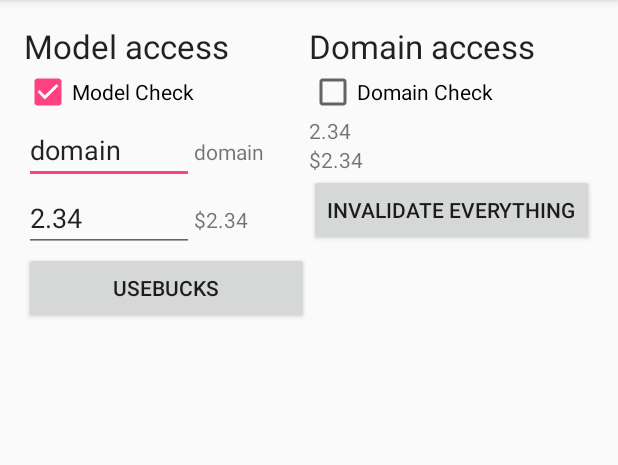
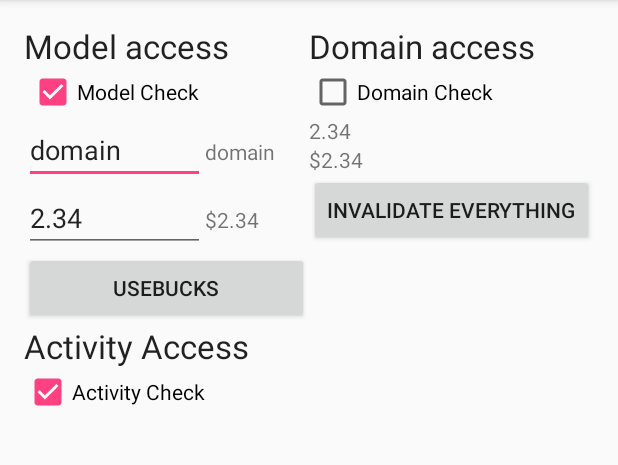
Before and after one commit to dsjstc/zeg__AndroidViewModel2wayBindEg, an Android app: the screen it shows after launch (MainActivity), on a phone screen of 412 x 824 dp, the part 84-549 px from its top. Run offline under Robolectric (Android 15) with nearby library versions, the phone set to English and light mode, and no system bars; our stand-ins replace data binding; 6 statements that could not run were skipped.

```diff
--- a/app/src/main/java/ca/thundersun/myapplication/MainActivity.java
+++ b/app/src/main/java/ca/thundersun/myapplication/MainActivity.java
@@ -1,6 +1,7 @@
 package ca.thundersun.myapplication;
 
 import android.databinding.DataBindingUtil;
+import android.databinding.ObservableBoolean;
 import android.os.Bundle;
 import android.support.v7.app.AppCompatActivity;
 import android.view.View;
@@ -13,10 +14,14 @@ public class MainActivity extends AppCompatActivity {
     MyHandlers handlers;
     PojoDomainModel domain;
 
+    // Observables for the UI
+    public final ObservableBoolean actCheck = new ObservableBoolean(true);
+
     public MainActivity() {
         domain = new PojoDomainModel();
         myViewModel = new MyViewModel(domain);
         myViewModel.setBucks(2.34f);
+        handlers = new MyHandlers(myViewModel, domain);
     }
 
     @Override
@@ -26,6 +31,7 @@ public class MainActivity extends AppCompatActivity {
         binding.setModel(myViewModel);
         binding.setDomain(domain);
         binding.setHandlers(handlers);
+        binding.setActivity(this);
 
         myViewModel.buckWatcher = new ValidNumberWatcher(binding.editTextBucks, myViewModel, ca.thundersun.myapplication.BR.bucks);
     }
--- a/app/src/main/java/ca/thundersun/myapplication/MyHandlers.java
+++ b/app/src/main/java/ca/thundersun/myapplication/MyHandlers.java
@@ -1,19 +1,23 @@
 package ca.thundersun.myapplication;
 
 import android.view.View;
-import android.widget.EditText;
 
 public class MyHandlers {
     MyViewModel myViewModel;
-    public MyHandlers(MyViewModel m) {
+    PojoDomainModel domain;
+    public MyHandlers(MyViewModel m, PojoDomainModel d) {
         myViewModel = m;
+        domain = d;
     }
 
-    public void bucksFocusChange(View v, boolean hasFocus) {
-        if(!hasFocus)
-        {
-            EditText et = (EditText) v;
-            //myViewModel.setBucks(et.getText().toString());
+    public void useBucks(View v) {
+        float bucks;
+        try {
+            bucks = myViewModel.buckWatcher.parseTextAndHighlight();
+        } catch( NumberFormatException e) {
+            return;
         }
+        domain.setDomainBucks(bucks);
+        myViewModel.notifyPropertyChanged(ca.thundersun.myapplication.BR.bucks);
     }
 }
--- a/app/src/main/java/ca/thundersun/myapplication/MyViewModel.java
+++ b/app/src/main/java/ca/thundersun/myapplication/MyViewModel.java
@@ -2,7 +2,6 @@ package ca.thundersun.myapplication;
 
 import android.databinding.BaseObservable;
 import android.databinding.Bindable;
-import android.view.View;
 
 /**
  * The viewmodel's job is to interface to the domain model.
@@ -46,14 +45,4 @@ public class MyViewModel extends BaseObservable {
         notifyPropertyChanged(ca.thundersun.myapplication.BR.bucks);
     }
     public ValidNumberWatcher buckWatcher;
-    public void useBucks(View v) {
-        float bucks;
-        try {
-            bucks = buckWatcher.parseTextAndHighlight();
-        } catch( NumberFormatException e) {
-            return;
-        }
-        domain.setDomainBucks(bucks);
-        notifyPropertyChanged(ca.thundersun.myapplication.BR.bucks);
-    }
 }
--- a/app/src/main/res/layout/activity_main.xml
+++ b/app/src/main/res/layout/activity_main.xml
@@ -4,6 +4,7 @@
         xmlns:tools="http://schemas.android.com/tools"
 >
     <data>
+        <variable name="activity" type="ca.thundersun.myapplication.MainActivity"/>
         <variable name="model" type="ca.thundersun.myapplication.MyViewModel"/>
         <variable name="domain" type="ca.thundersun.myapplication.PojoDomainModel"/>
         <variable name="handlers" type="ca.thundersun.myapplication.MyHandlers"/>
@@ -45,6 +46,7 @@
                         android:text="Model Check"
                         android:id="@+id/checkBoxModel"
                         android:layout_gravity="center_horizontal"
+                        android:enabled="@{activity.actCheck}"
                         android:checked="@={model.checked}"/>
                 </TableRow>
 
@@ -81,7 +83,6 @@
                         android:layout_height="wrap_content"
                         android:text='@{Float.toString(model.bucks)}'
                         android:ems="4"
-                        android:onFocusChange="@{handlers.bucksFocusChange}"
                         android:focusable="true"
                         bind:addTextChangedListener="@{model.buckWatcher}"
                         android:focusableInTouchMode="true"
@@ -101,8 +102,32 @@
                     android:layout_height="wrap_content"
                     android:text="UseBucks"
                     android:enabled="@{model.checked}"
-                    android:onClick="@{model.useBucks}"
+                    android:onClick="@{handlers.useBucks}"
                     android:id="@+id/buttonBucks"/>
+
+                <TableRow
+                    android:layout_width="match_parent"
+                    android:layout_height="match_parent">
+
+                </TableRow>
+
+                <TextView
+                    android:textAppearance="?android:attr/textAppearanceLarge"
+                    android:text="Activity Access"
+                    android:id="@+id/textView5"
+                    android:layout_column="0"/>
+
+                <TableRow
+                    android:layout_width="match_parent"
+                    android:layout_height="match_parent">
+
+                    <CheckBox
+                        android:text="Activity Check"
+                        android:id="@+id/checkBox"
+                        android:layout_column="0"
+                        android:checked="@={activity.actCheck}"
+                        />
+                </TableRow>
 
             </TableLayout>
 
@@ -121,6 +146,7 @@
                 <CheckBox
                     android:layout_width="wrap_content"
                     android:layout_height="wrap_content"
+                    android:enabled="@{activity.actCheck}"
                     android:text="Domain Check"
                     android:id="@+id/checkBoxDomain"
                     android:layout_gravity="center_horizontal"
```
